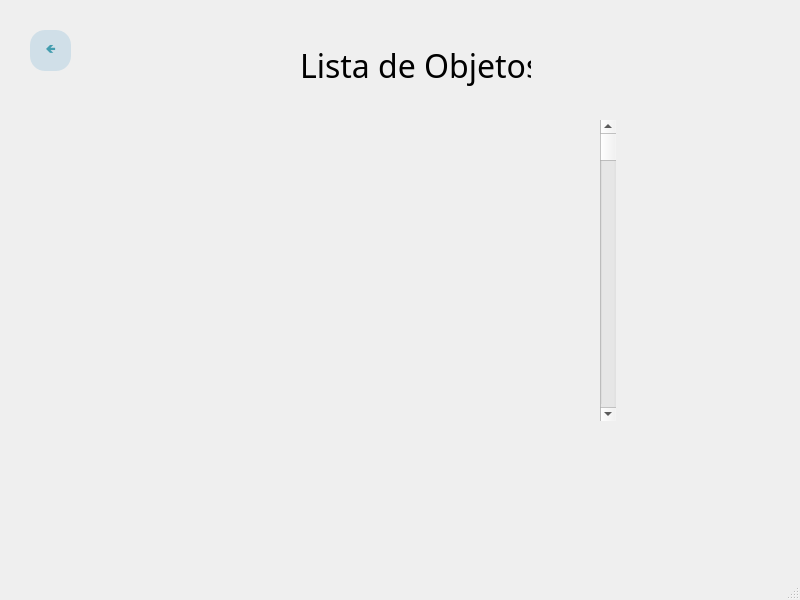
This is src/vista/ui/PruebaScroll.ui in eperec03/museo as Qt 5 draws it before an edit. The edited form follows.
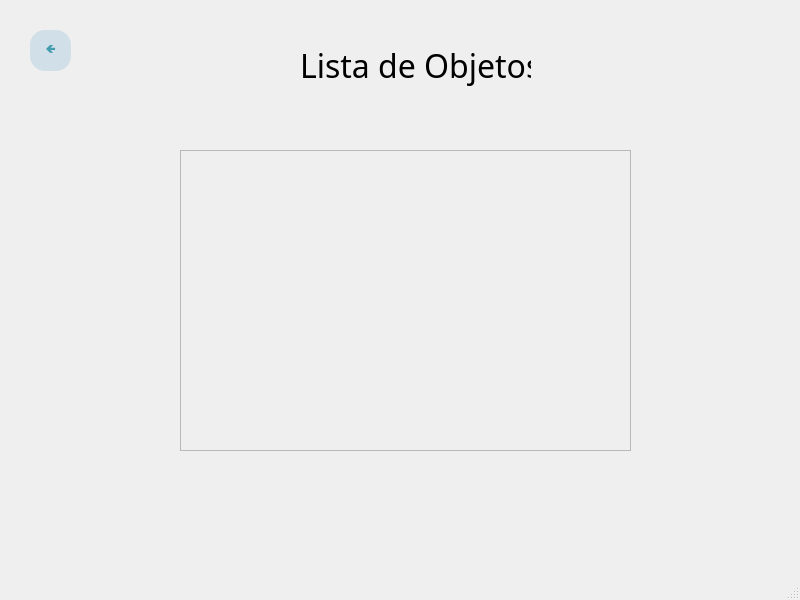
This is the edited form.

Commit message: scroll nuevo

Patch:
```diff
--- a/src/vista/ui/PruebaScroll.ui
+++ b/src/vista/ui/PruebaScroll.ui
@@ -35,29 +35,6 @@
      <string>Lista de Objetos</string>
     </property>
    </widget>
-   <widget class="QWidget" name="widget" native="true">
-    <property name="geometry">
-     <rect>
-      <x>570</x>
-      <y>210</y>
-      <width>16</width>
-      <height>161</height>
-     </rect>
-    </property>
-   </widget>
-   <widget class="QScrollBar" name="scrollBar">
-    <property name="geometry">
-     <rect>
-      <x>600</x>
-      <y>120</y>
-      <width>16</width>
-      <height>301</height>
-     </rect>
-    </property>
-    <property name="orientation">
-     <enum>Qt::Vertical</enum>
-    </property>
-   </widget>
    <widget class="QPushButton" name="BotonHome">
     <property name="geometry">
      <rect>
@@ -253,6 +230,29 @@
      <string>🡸</string>
     </property>
    </widget>
+   <widget class="QScrollArea" name="scrollArea">
+    <property name="geometry">
+     <rect>
+      <x>180</x>
+      <y>150</y>
+      <width>451</width>
+      <height>301</height>
+     </rect>
+    </property>
+    <property name="widgetResizable">
+     <bool>true</bool>
+    </property>
+    <widget class="QWidget" name="scrollAreaWidgetContents">
+     <property name="geometry">
+      <rect>
+       <x>0</x>
+       <y>0</y>
+       <width>449</width>
+       <height>299</height>
+      </rect>
+     </property>
+    </widget>
+   </widget>
   </widget>
   <widget class="QMenuBar" name="menubar">
    <property name="geometry">
```
